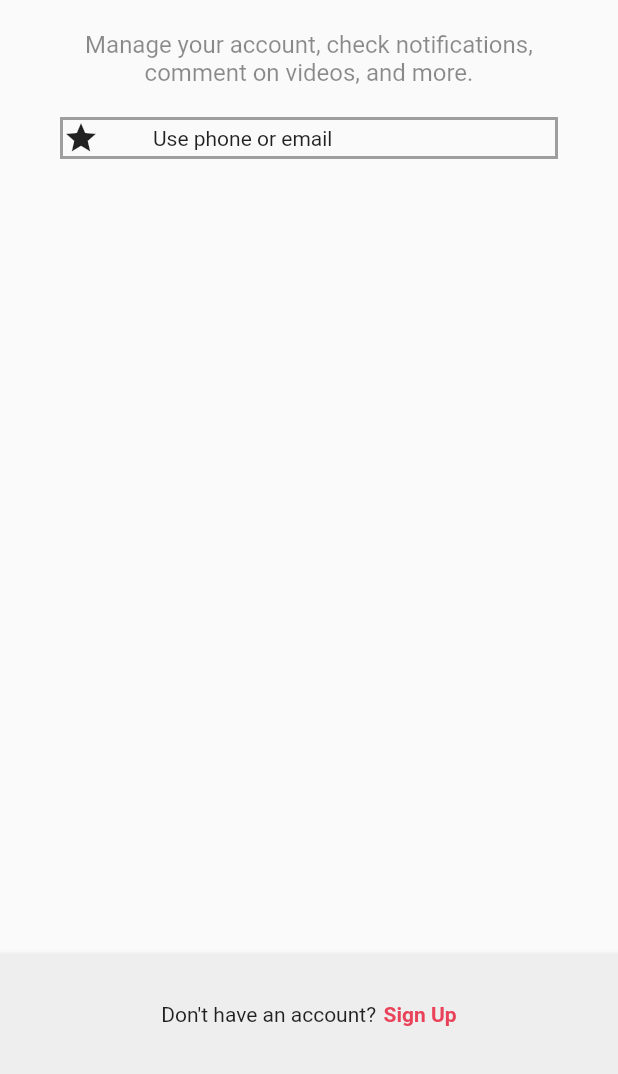
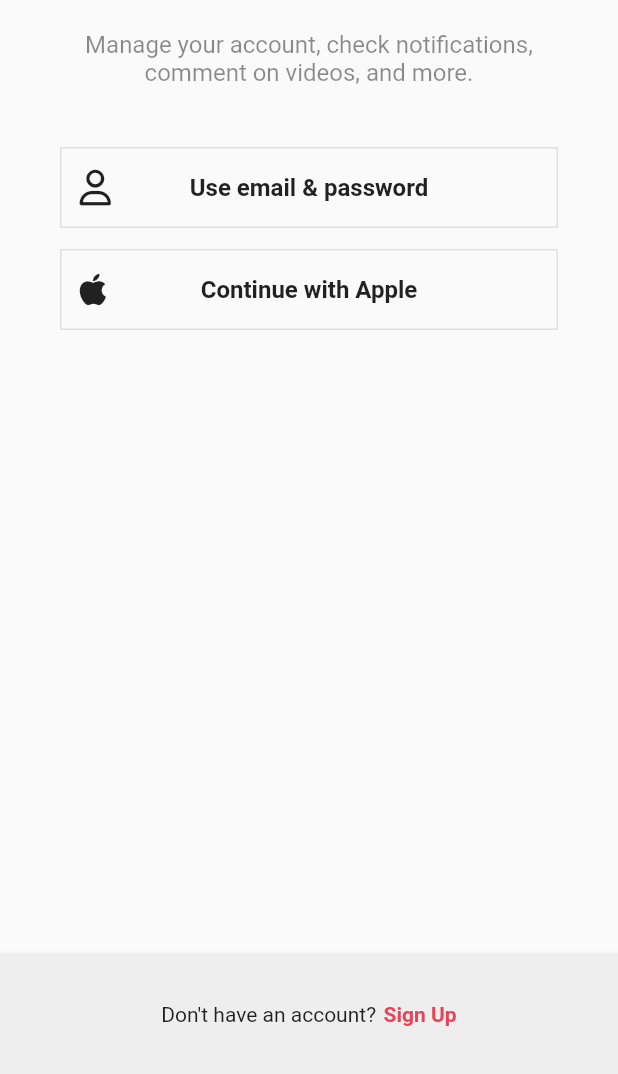
Before and after one commit to Junhyung-Won/flutter-tiktok, a Flutter app: the screen it shows after launch, after a tap on "Log In", on a phone screen of 412 x 824 dp, the part 162-1236 px from its top. Run offline on Flutter 3.47's test engine with Material 2 defaults, Android fonts, the phone set to English and light mode, and no system bars; our stand-ins replace font_awesome_flutter.

Commit message:
Sign Up & Log In Screen

```diff
--- /dev/null
+++ b/lib/features/authentication/widgets/auth_button.dart
@@ -0,0 +1,41 @@
+import 'package:flutter/material.dart';
+import 'package:flutter_tiktok_clone/constants/sizes.dart';
+import 'package:font_awesome_flutter/font_awesome_flutter.dart';
+
+class AuthButton extends StatelessWidget {
+  const AuthButton({super.key, required this.text, required this.icon});
+
+  final String text;
+  final FaIcon icon;
+
+  @override
+  Widget build(BuildContext context) {
+    return FractionallySizedBox(
+      widthFactor: 1.0,
+      child: Container(
+        padding: const EdgeInsets.symmetric(
+            vertical: Sizes.size14, horizontal: Sizes.size12),
+        decoration: BoxDecoration(
+          border: Border.all(
+            color: Colors.grey.shade300,
+            width: Sizes.size1,
+          ),
+        ),
+        child: Stack(
+          alignment: Alignment.center,
+          children: [
+            Align(alignment: Alignment.centerLeft, child: icon),
+            Text(
+              text,
+              style: const TextStyle(
+                fontSize: Sizes.size16,
+                fontWeight: FontWeight.w600,
+              ),
+              textAlign: TextAlign.center,
+            ),
+          ],
+        ),
+      ),
+    );
+  }
+}
--- a/lib/screens/login/login_screen.dart
+++ b/lib/features/login_screen.dart
@@ -1,6 +1,8 @@
 import 'package:flutter/material.dart';
 import 'package:flutter_tiktok_clone/constants/gaps.dart';
 import 'package:flutter_tiktok_clone/constants/sizes.dart';
+import 'package:flutter_tiktok_clone/features/authentication/widgets/auth_button.dart';
+import 'package:font_awesome_flutter/font_awesome_flutter.dart';
 
 class LoginScreen extends StatelessWidget {
   const LoginScreen({super.key});
@@ -18,15 +20,15 @@ class LoginScreen extends StatelessWidget {
             horizontal: Sizes.size40,
           ),
           child: Column(
-            children: [
+            children: const [
               Gaps.v80,
-              const Text('Log in to TikTok',
+              Text('Log in to TikTok',
                   style: TextStyle(
                     fontSize: Sizes.size24,
                     fontWeight: FontWeight.w800,
                   )),
               Gaps.v20,
-              const Text(
+              Text(
                 'Manage your account, check notifications, comment on videos, and more.',
                 style: TextStyle(
                   fontSize: Sizes.size16,
@@ -34,29 +36,15 @@ class LoginScreen extends StatelessWidget {
                 ),
                 textAlign: TextAlign.center,
               ),
-              Gaps.v20,
-              // Container, BoxDecoration, Row, Icon, Text
-              Container(
-                // width: Sizes.size48,
-                // height: Sizes.size20,
-                decoration: BoxDecoration(
-                  border: Border.all(
-                    color: Colors.grey,
-                    width: 2,
-                  ),
-                ),
-                child: Row(
-                  children: const [
-                    Icon(
-                      Icons.star,
-                    ),
-                    Gaps.h36,
-                    Text(
-                      'Use phone or email',
-                      textAlign: TextAlign.center,
-                    ),
-                  ],
-                ),
+              Gaps.v40,
+              AuthButton(
+                icon: FaIcon(FontAwesomeIcons.user),
+                text: "Use email & password",
+              ),
+              Gaps.v14,
+              AuthButton(
+                icon: FaIcon(FontAwesomeIcons.apple),
+                text: "Continue with Apple",
               ),
             ],
           ),
--- a/lib/screens/sign_up/sign_up_screen.dart
+++ b/lib/features/sign_up_screen.dart
@@ -1,10 +1,12 @@
 import 'package:flutter/material.dart';
 import 'package:flutter_tiktok_clone/constants/gaps.dart';
 import 'package:flutter_tiktok_clone/constants/sizes.dart';
-import 'package:flutter_tiktok_clone/screens/login/login_screen.dart';
+import 'package:flutter_tiktok_clone/features/authentication/widgets/auth_button.dart';
+import 'package:flutter_tiktok_clone/features/login_screen.dart';
+import 'package:font_awesome_flutter/font_awesome_flutter.dart';
 
-class SingUpScreen extends StatelessWidget {
-  const SingUpScreen({super.key});
+class SignUpScreen extends StatelessWidget {
+  const SignUpScreen({super.key});
 
   void onLoginTap(BuildContext context) {
     Navigator.of(context).push(
@@ -23,15 +25,15 @@ class SingUpScreen extends StatelessWidget {
             horizontal: Sizes.size40,
           ),
           child: Column(
-            children: [
+            children: const [
               Gaps.v80,
-              const Text('Sign Up for TikTok',
+              Text('Sign Up for TikTok',
                   style: TextStyle(
                     fontSize: Sizes.size24,
                     fontWeight: FontWeight.w800,
                   )),
               Gaps.v20,
-              const Text(
+              Text(
                 'Create a Profile, follow other accounts, make your own videos, and more.',
                 style: TextStyle(
                   fontSize: Sizes.size16,
@@ -39,30 +41,42 @@ class SingUpScreen extends StatelessWidget {
                 ),
                 textAlign: TextAlign.center,
               ),
-              Gaps.v20,
+              Gaps.v40,
+              AuthButton(
+                icon: FaIcon(FontAwesomeIcons.user),
+                text: "Use email & password",
+              ),
+              Gaps.v14,
+              AuthButton(
+                icon: FaIcon(FontAwesomeIcons.apple),
+                text: "Continue with Apple",
+              ),
+
               // Container, BoxDecoration, Row, Icon, Text
-              Container(
-                // width: Sizes.size48,
-                // height: Sizes.size20,
-                decoration: BoxDecoration(
-                  border: Border.all(
-                    color: Colors.grey,
-                    width: 2,
-                  ),
-                ),
-                child: Row(
-                  children: const [
-                    Icon(
-                      Icons.star,
-                    ),
-                    Gaps.h36,
-                    Text(
-                      'Use phone or email',
-                      textAlign: TextAlign.center,
-                    ),
-                  ],
-                ),
-              ),
+              // Container(
+              //   // FractionallySizedBox
+              //   // width: Sizes.size48,
+              //   // height: Sizes.size20,
+
+              //   decoration: BoxDecoration(
+              //     border: Border.all(
+              //       color: Colors.grey.shade300,
+              //       width: Sizes.size1,
+              //     ),
+              //   ),
+              //   child: Row(
+              //     children: const [
+              //       Icon(
+              //         Icons.star,
+              //       ),
+              //       Gaps.h40,
+              //       Text(
+              //         'Use phone or email',
+              //         textAlign: TextAlign.center,
+              //       ),
+              //     ],
+              //   ),
+              // ),
             ],
           ),
         ),
--- a/lib/main.dart
+++ b/lib/main.dart
@@ -1,6 +1,5 @@
 import 'package:flutter/material.dart';
-import 'package:flutter_tiktok_clone/constants/sizes.dart';
-import 'package:flutter_tiktok_clone/screens/sign_up/sign_up_screen.dart';
+import 'package:flutter_tiktok_clone/features/sign_up_screen.dart';
 
 void main() {
   runApp(const TikTokApp());
@@ -17,7 +16,7 @@ class TikTokApp extends StatelessWidget {
       theme: ThemeData(
         primaryColor: const Color(0xFFE9435A),
       ),
-      home: const SingUpScreen(),
+      home: const SignUpScreen(),
     );
   }
 }
```
Also changed, not shown: pubspec.yaml (+6 -4 lines), lib/features/authentication/email_screen.dart (added), lib/features/authentication/username_screen.dart (added), pubspec.lock.
